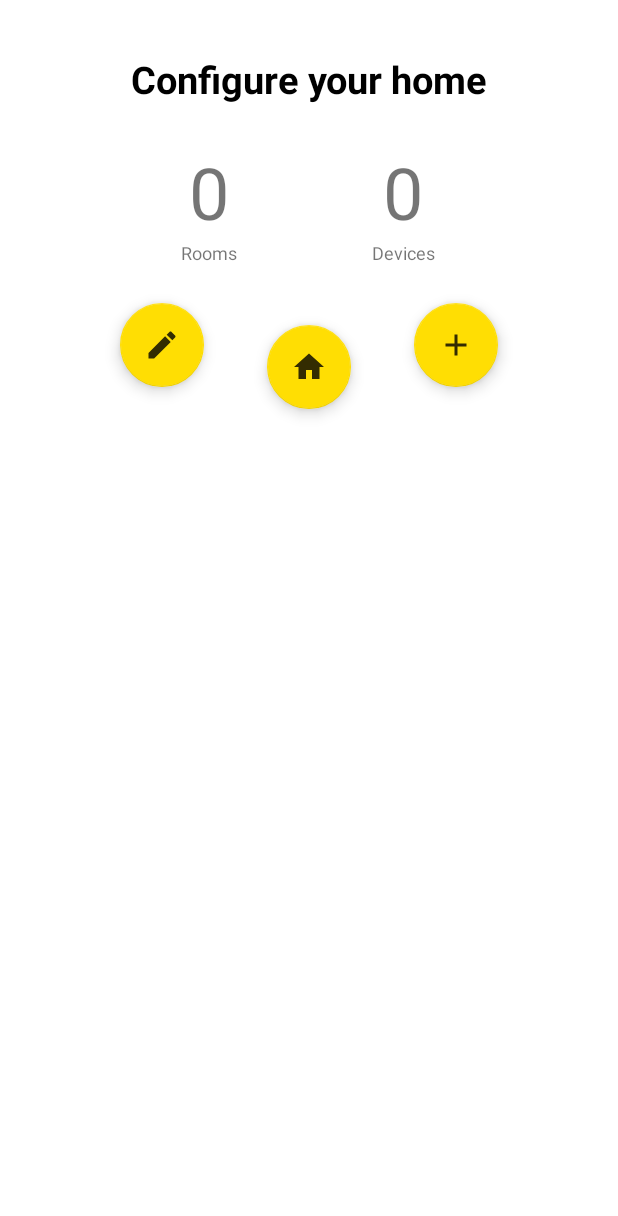
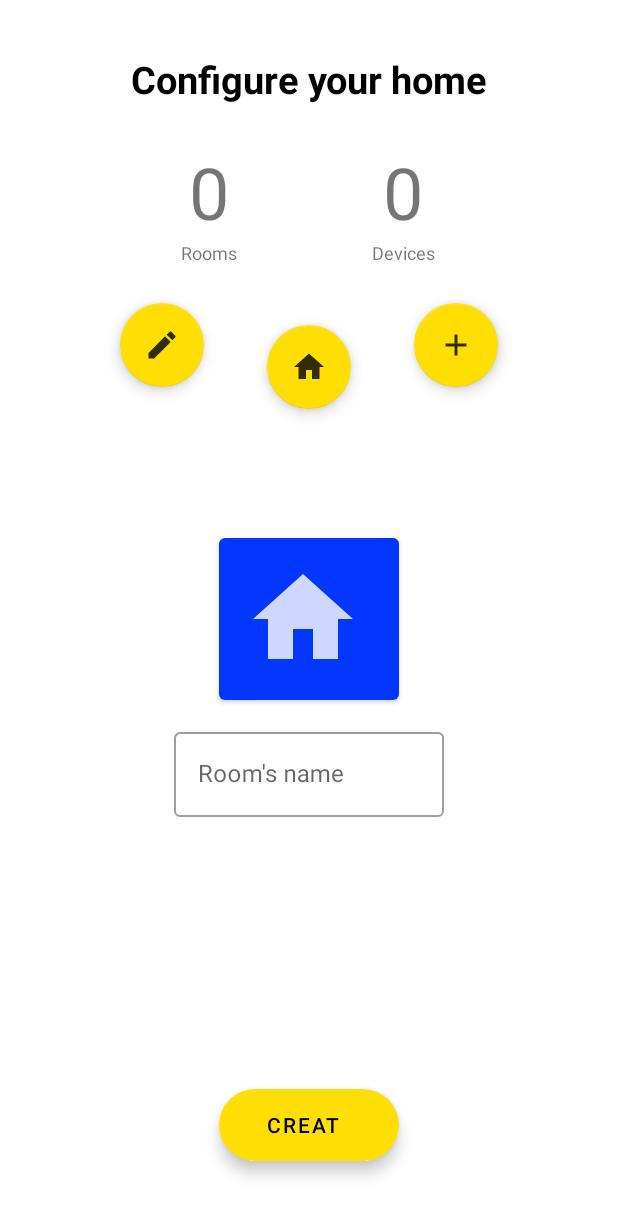
Before and after one commit to salarolimatheus/MaisonConnectee, an Android app: the NewDevicesActivity screen opened directly, with no data from a screen before it, after a tap on "Search for a device", on a phone screen of 412 x 824 dp. Shown: the top 1216 px of the screen. Run offline under Robolectric (Android 15) with nearby library versions, the phone set to English and light mode, and no system bars.

Commit message:
Ui changes

```diff
--- a/App/app/build.gradle
+++ b/App/app/build.gradle
@@ -48,6 +48,7 @@ dependencies {
     implementation 'androidx.lifecycle:lifecycle-viewmodel-ktx:2.2.0'
     implementation 'com.github.salarolimatheus:ExpandableCardView:2.2.2'
     implementation 'androidx.preference:preference-ktx:1.1.1'
+    implementation 'androidx.legacy:legacy-support-v4:1.0.0'
     testImplementation 'junit:junit:4.13.1'
     androidTestImplementation 'androidx.test.ext:junit:1.1.2'
     androidTestImplementation 'androidx.test.espresso:espresso-core:3.3.0'
--- a/App/app/src/main/java/salaroli/com/mamaison/ui/devices/NewDevicesActivity.kt
+++ b/App/app/src/main/java/salaroli/com/mamaison/ui/devices/NewDevicesActivity.kt
@@ -8,19 +8,27 @@ import android.os.Bundle
 import android.provider.Settings
 import android.view.View
 import androidx.appcompat.app.AppCompatActivity
+import androidx.navigation.NavController
+import androidx.navigation.findNavController
 import salaroli.com.mamaison.R
 import salaroli.com.mamaison.databinding.ActivityDevicesBinding
 
 class NewDevicesActivity : AppCompatActivity(), View.OnClickListener {
     private lateinit var binding: ActivityDevicesBinding
     private lateinit var wifiManager: WifiManager
+    private lateinit var navController: NavController
 
     override fun onCreate(savedInstanceState: Bundle?) {
         super.onCreate(savedInstanceState)
         binding = ActivityDevicesBinding.inflate(layoutInflater)
         setContentView(binding.root)
         wifiManager = applicationContext.getSystemService(Context.WIFI_SERVICE) as WifiManager
+
+        binding.fabAddRoom.setOnClickListener(this)
+        binding.fabShowHome.setOnClickListener(this)
         binding.fabSearchDevice.setOnClickListener(this)
+
+        navController = findNavController(R.id.nav_device_fragment)
     }
 
     override fun onBackPressed() {
@@ -31,11 +39,12 @@ class NewDevicesActivity : AppCompatActivity(), View.OnClickListener {
         when(view.id) {
             R.id.fab_search_device -> addDeviceProcess()
             R.id.fab_add_room -> addRoomProcess()
-            R.id.fab_show_all -> showAllProcess()
+            R.id.fab_show_home -> showAllProcess()
         }
     }
 
     private fun addDeviceProcess() {
+        navController.navigate(R.id.navigation_adddevice)
         if (!wifiManager.isWifiEnabled) {
             if (Build.VERSION.SDK_INT >= Build.VERSION_CODES.Q) startActivityForResult(Intent(Settings.Panel.ACTION_WIFI), 545)
             else wifiManager.setWifiEnabled(true)
@@ -43,10 +52,10 @@ class NewDevicesActivity : AppCompatActivity(), View.OnClickListener {
     }
 
     private fun addRoomProcess() {
-        TODO("Not yet implemented")
+        navController.navigate(R.id.navigation_addroom)
     }
 
     private fun showAllProcess() {
-        TODO("Not yet implemented")
+        navController.navigate(R.id.navigation_showhome)
     }
 }
--- /dev/null
+++ b/App/app/src/main/java/salaroli/com/mamaison/ui/devices/fragments/AddRoom.kt
@@ -0,0 +1,32 @@
+package salaroli.com.mamaison.ui.devices.fragments
+
+import androidx.lifecycle.ViewModelProvider
+import android.os.Bundle
+import androidx.fragment.app.Fragment
+import android.view.LayoutInflater
+import android.view.View
+import android.view.ViewGroup
+import salaroli.com.mamaison.R
+
+class AddRoom : Fragment() {
+
+    companion object {
+        fun newInstance() = AddRoom()
+    }
+
+    private lateinit var viewModel: AddRoomViewModel
+
+    override fun onCreateView(
+        inflater: LayoutInflater, container: ViewGroup?,
+        savedInstanceState: Bundle?
+    ): View? {
+        return inflater.inflate(R.layout.fragment_add_room, container, false)
+    }
+
+    override fun onActivityCreated(savedInstanceState: Bundle?) {
+        super.onActivityCreated(savedInstanceState)
+        viewModel = ViewModelProvider(this).get(AddRoomViewModel::class.java)
+        // TODO: Use the ViewModel
+    }
+
+}
--- /dev/null
+++ b/App/app/src/main/java/salaroli/com/mamaison/ui/devices/fragments/AddRoomViewModel.kt
@@ -0,0 +1,7 @@
+package salaroli.com.mamaison.ui.devices.fragments
+
+import androidx.lifecycle.ViewModel
+
+class AddRoomViewModel : ViewModel() {
+    // TODO: Implement the ViewModel
+}
--- /dev/null
+++ b/App/app/src/main/java/salaroli/com/mamaison/ui/devices/fragments/ShowHome.kt
@@ -0,0 +1,32 @@
+package salaroli.com.mamaison.ui.devices.fragments
+
+import androidx.lifecycle.ViewModelProvider
+import android.os.Bundle
+import androidx.fragment.app.Fragment
+import android.view.LayoutInflater
+import android.view.View
+import android.view.ViewGroup
+import salaroli.com.mamaison.R
+
+class ShowHome : Fragment() {
+
+    companion object {
+        fun newInstance() = ShowHome()
+    }
+
+    private lateinit var viewModel: ShowHomeViewModel
+
+    override fun onCreateView(
+        inflater: LayoutInflater, container: ViewGroup?,
+        savedInstanceState: Bundle?
+    ): View? {
+        return inflater.inflate(R.layout.fragment_show_home, container, false)
+    }
+
+    override fun onActivityCreated(savedInstanceState: Bundle?) {
+        super.onActivityCreated(savedInstanceState)
+        viewModel = ViewModelProvider(this).get(ShowHomeViewModel::class.java)
+        // TODO: Use the ViewModel
+    }
+
+}
--- /dev/null
+++ b/App/app/src/main/java/salaroli/com/mamaison/ui/devices/fragments/ShowHomeViewModel.kt
@@ -0,0 +1,7 @@
+package salaroli.com.mamaison.ui.devices.fragments
+
+import androidx.lifecycle.ViewModel
+
+class ShowHomeViewModel : ViewModel() {
+    // TODO: Implement the ViewModel
+}
--- a/App/app/src/main/res/layout/activity_devices.xml
+++ b/App/app/src/main/res/layout/activity_devices.xml
@@ -78,7 +78,7 @@
         app:srcCompat="@drawable/ic_create" />
 
     <com.google.android.material.floatingactionbutton.FloatingActionButton
-        android:id="@+id/fab_show_all"
+        android:id="@+id/fab_show_home"
         android:layout_width="wrap_content"
         android:layout_height="wrap_content"
         android:layout_gravity="center"
@@ -102,15 +102,18 @@
         app:layout_constraintTop_toBottomOf="@id/textrooms"
         app:srcCompat="@drawable/ic_add" />
 
-    <androidx.fragment.app.FragmentContainerView
-        android:id="@+id/view_device"
+    <fragment
+        android:id="@+id/nav_device_fragment"
+        android:name="androidx.navigation.fragment.NavHostFragment"
+        app:navGraph="@navigation/newdevice_navigation"
+        app:defaultNavHost="false"
         android:layout_width="match_parent"
         android:layout_height="0dp"
-        android:layout_margin="20dp"
+        android:layout_marginTop="20dp"
         app:layout_constraintBottom_toBottomOf="parent"
         app:layout_constraintLeft_toLeftOf="parent"
         app:layout_constraintRight_toRightOf="parent"
-        app:layout_constraintTop_toBottomOf="@id/fab_search_device" />
+        app:layout_constraintTop_toBottomOf="@id/fab_show_home"/>
 
     <androidx.constraintlayout.widget.Guideline
         android:id="@+id/guideline0"
--- /dev/null
+++ b/App/app/src/main/res/layout/fragment_add_room.xml
@@ -0,0 +1,47 @@
+<?xml version="1.0" encoding="utf-8"?>
+<androidx.constraintlayout.widget.ConstraintLayout xmlns:android="http://schemas.android.com/apk/res/android"
+    android:layout_width="match_parent"
+    android:layout_height="match_parent"
+    xmlns:app="http://schemas.android.com/apk/res-auto"
+    android:padding="20dp">
+
+    <com.google.android.material.button.MaterialButton
+        android:layout_width="120dp"
+        android:layout_height="120dp"
+        android:layout_marginTop="40dp"
+        app:layout_constraintLeft_toLeftOf="parent"
+        app:layout_constraintRight_toRightOf="parent"
+        app:layout_constraintTop_toTopOf="parent"
+        app:iconSize="80dp"
+        app:iconGravity="textStart"
+        app:icon="@drawable/ic_maison"
+        android:id="@+id/icon_room"/>
+
+    <com.google.android.material.textfield.TextInputLayout
+        android:layout_marginTop="10dp"
+        android:id="@+id/outlinedTextField"
+        android:layout_width="180dp"
+        android:layout_height="wrap_content"
+        android:hint="Room's name"
+        app:layout_constraintLeft_toLeftOf="parent"
+        app:layout_constraintRight_toRightOf="parent"
+        app:layout_constraintTop_toBottomOf="@+id/icon_room"
+        style="@style/Widget.MaterialComponents.TextInputLayout.OutlinedBox">
+
+        <com.google.android.material.textfield.TextInputEditText
+            android:layout_width="match_parent"
+            android:layout_height="wrap_content" />
+
+    </com.google.android.material.textfield.TextInputLayout>
+
+    <com.google.android.material.floatingactionbutton.ExtendedFloatingActionButton
+        android:layout_width="wrap_content"
+        android:layout_height="wrap_content"
+        android:layout_marginBottom="20dp"
+        android:text="Creat"
+        android:textAlignment="center"
+        app:layout_constraintLeft_toLeftOf="parent"
+        app:layout_constraintRight_toRightOf="parent"
+        app:layout_constraintBottom_toBottomOf="parent"/>
+
+</androidx.constraintlayout.widget.ConstraintLayout>
--- a/App/app/src/main/res/navigation/mobile_navigation.xml
+++ b/App/app/src/main/res/navigation/mobile_navigation.xml
@@ -1,5 +1,6 @@
 <?xml version="1.0" encoding="utf-8"?>
-<navigation xmlns:android="http://schemas.android.com/apk/res/android"
+<navigation
+    xmlns:android="http://schemas.android.com/apk/res/android"
     xmlns:app="http://schemas.android.com/apk/res-auto"
     xmlns:tools="http://schemas.android.com/tools"
     android:id="@+id/mobile_navigation"
--- /dev/null
+++ b/App/app/src/main/res/navigation/newdevice_navigation.xml
@@ -0,0 +1,32 @@
+<?xml version="1.0" encoding="utf-8"?>
+<navigation xmlns:android="http://schemas.android.com/apk/res/android"
+    xmlns:app="http://schemas.android.com/apk/res-auto"
+    xmlns:tools="http://schemas.android.com/tools"
+    android:id="@+id/newdevice_navigation"
+    app:startDestination="@id/navigation_showhome">
+
+    <fragment
+        android:id="@+id/navigation_showhome"
+        android:name="salaroli.com.mamaison.ui.devices.fragments.ShowHome"
+        android:label="showhome"
+        tools:layout="@layout/fragment_show_home" >
+    </fragment>
+
+    <fragment
+        android:id="@+id/navigation_addroom"
+        android:name="salaroli.com.mamaison.ui.devices.fragments.AddRoom"
+        android:label="addroom"
+        tools:layout="@layout/fragment_add_room" />
+
+    <fragment
+        android:id="@+id/navigation_adddevice"
+        android:name="salaroli.com.mamaison.ui.devices.fragments.AddDevice"
+        android:label="adddevice1"
+        tools:layout="@layout/fragment_add_device" />
+
+    <fragment
+        android:id="@+id/navigation_adddevice2"
+        android:name="salaroli.com.mamaison.ui.devices.fragments.AddDevice2"
+        android:label="adddevice2"
+        tools:layout="@layout/fragment_add_device2" />
+</navigation>
--- a/App/app/src/main/res/values/strings.xml
+++ b/App/app/src/main/res/values/strings.xml
@@ -33,4 +33,7 @@
     <string name="rooms">Rooms</string>
     <string name="devices">Devices</string>
     <string name="search_for_a_device">Search for a device</string>
+    <string name="add">Add</string>
+    <string name="recognizing_device">Recognizing device</string>
+    <string name="setting_up_device">Setting up device</string>
 </resources>
```
Also changed, not shown: App/app/src/main/java/salaroli/com/mamaison/ui/devices/fragments/AddDevice.kt (added, +30 -0 lines), App/app/src/main/java/salaroli/com/mamaison/ui/devices/fragments/AddDevice2.kt (added, +32 -0 lines), App/app/src/main/java/salaroli/com/mamaison/ui/devices/fragments/AddDevice2ViewModel.kt (added, +7 -0 lines), App/app/src/main/java/salaroli/com/mamaison/ui/devices/fragments/AddDeviceViewModel.kt (added, +7 -0 lines), App/app/src/main/res/layout/fragment_add_device.xml (renamed from App/app/src/main/res/layout/fragment_adddevice.xml, +7 -6 lines), App/app/src/main/res/layout/fragment_add_device2.xml (added, +43 -0 lines), App/app/src/main/res/layout/fragment_addroom.xml (deleted, +0 -8 lines), App/app/src/main/res/layout/fragment_show_home.xml (added, +14 -0 lines), App/app/src/main/res/layout/fragment_showhome.xml (deleted, +0 -7 lines).
